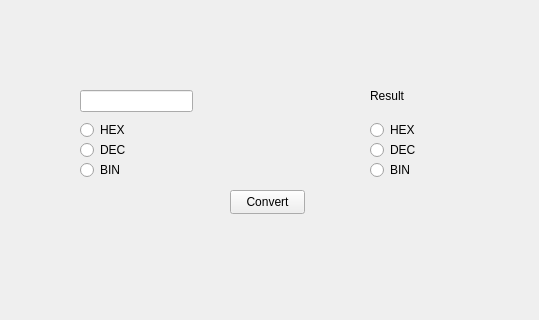
Before: the Qt Designer form OP/1 Year 2 Sem/lab1/ui/mainwindow.ui in NoobieNightCoder/Study, drawn with Qt 5; both pictures show x 150 to 689 and y 130 to 450 of the 800 by 600 pixel window.
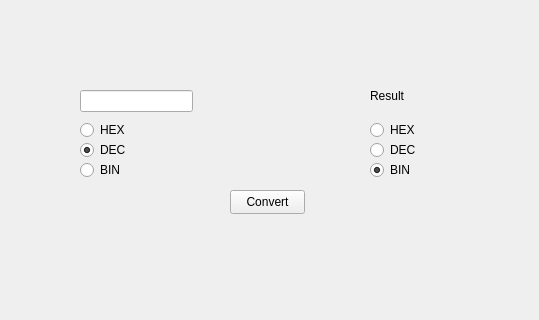
After: the same form once the commit is applied.

```diff
--- a/OP/1 Year 2 Sem/lab1/ui/mainwindow.ui
+++ b/OP/1 Year 2 Sem/lab1/ui/mainwindow.ui
@@ -97,6 +97,9 @@
     <property name="text">
      <string>BIN</string>
     </property>
+    <property name="checked">
+     <bool>true</bool>
+    </property>
     <attribute name="buttonGroup">
      <string notr="true">TranslateToToggles</string>
     </attribute>
@@ -113,6 +116,9 @@
     <property name="text">
      <string>DEC</string>
     </property>
+    <property name="checked">
+     <bool>true</bool>
+    </property>
     <attribute name="buttonGroup">
      <string notr="true">TranslateFromToggles</string>
     </attribute>
```
